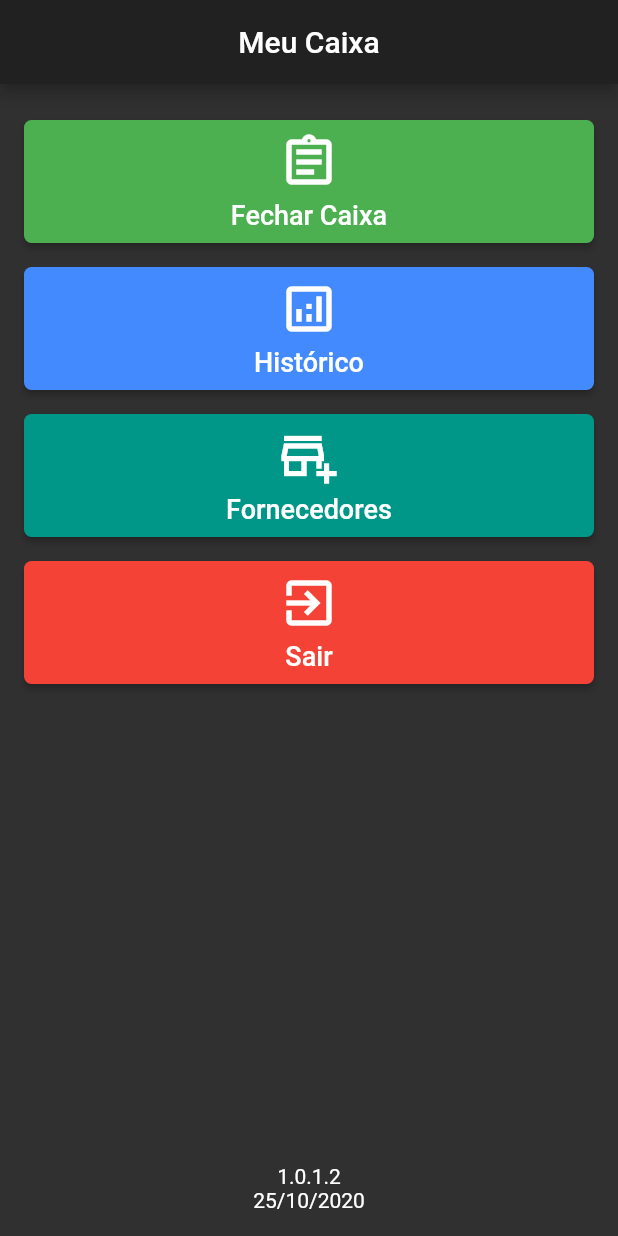
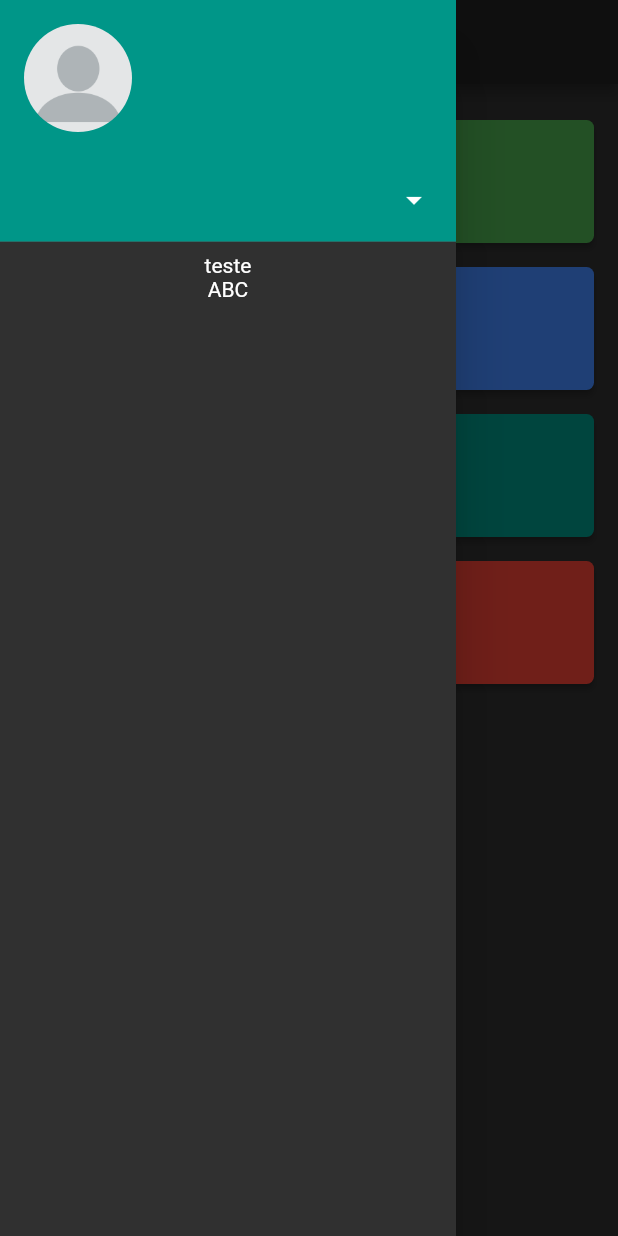
Before and after one commit to 3daysapp/meucaixa-flutter, a Flutter app: the MainScreen screen opened directly, with the side drawer open (before the commit the screen has no drawer), on a phone screen of 412 x 824 dp. Run offline on Flutter 3.47's test engine with Material 2 defaults, Android fonts, the phone set to English and light mode, and no system bars; our stand-ins replace cloud_firestore, email_validator, firebase_analytics, firebase_auth, firebase_core, firebase_crashlytics and 3 more; accounts and stored records are empty.

Commit message:
Criando drawer para a main screen

```diff
--- /dev/null
+++ b/lib/components/drawer_menu.dart
@@ -0,0 +1,31 @@
+import 'package:firebase_auth/firebase_auth.dart';
+import 'package:flutter/material.dart';
+
+class DrawerMenu extends StatelessWidget {
+  final FirebaseAuth _auth = FirebaseAuth.instance;
+  @override
+  Widget build(BuildContext context) {
+    return Drawer(
+      child: Column(
+        children: [
+          UserAccountsDrawerHeader(
+            onDetailsPressed: () {
+              print('Clicou nos detalhes');
+            },
+            accountEmail: Text(_auth.currentUser.email),
+            accountName: Text(_auth.currentUser.displayName),
+            currentAccountPicture: CircleAvatar(
+              backgroundColor: Colors.transparent,
+              backgroundImage: _auth.currentUser.photoURL != null
+                  ? NetworkImage(_auth.currentUser.photoURL)
+                  : AssetImage('images/no-user.png'),
+              radius: 30,
+            ),
+          ),
+          Text('teste'),
+          Text('ABC'),
+        ],
+      ),
+    );
+  }
+}
--- a/lib/screens/main_screen.dart
+++ b/lib/screens/main_screen.dart
@@ -3,6 +3,7 @@ import 'package:firebase_auth/firebase_auth.dart';
 import 'package:flutter/material.dart';
 import 'package:meu_caixa_flutter/components/app_version.dart';
 import 'package:meu_caixa_flutter/components/display_alert.dart';
+import 'package:meu_caixa_flutter/components/drawer_menu.dart';
 import 'package:meu_caixa_flutter/components/menu_item.dart';
 import 'package:meu_caixa_flutter/screens/login.dart';
 
@@ -32,6 +33,7 @@ class _MainScreenState extends State<MainScreen> {
   Widget build(BuildContext context) {
     return SafeArea(
       child: Scaffold(
+        drawer: DrawerMenu(),
         appBar: AppBar(
           title: Text('Meu Caixa'),
           centerTitle: true,
```
Also changed, not shown: lib/screens/login_screen.dart (+6 -16 lines), images/no-user.png (added).
